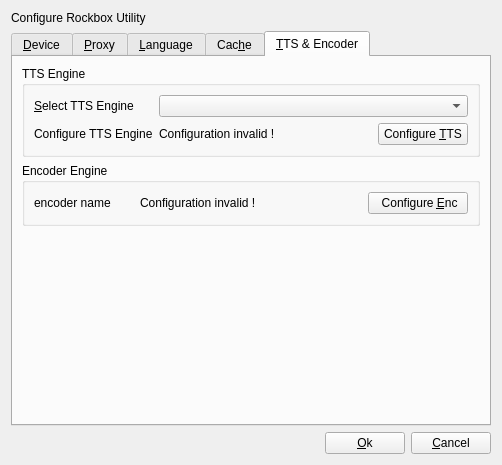
First picture: the form in rbutil/rbutilqt/configurefrm.ui, repository Rockbox-Chinese-Community/Rockbox-RCC, before the edit.
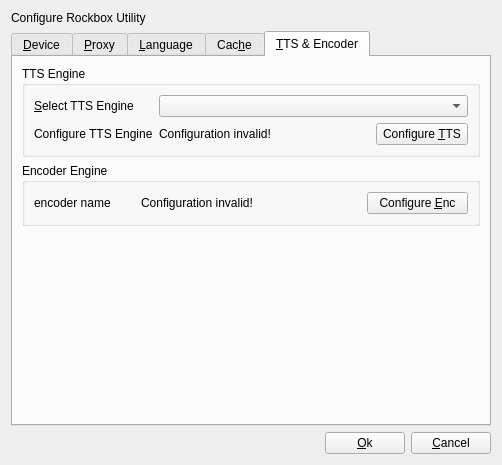
Second picture: the form after the edit. The open tabs and pages were chosen to show the change. Icons and pictures are not drawn.

Commit message: Remove some stray blanks from source strings.

Patch:
```diff
--- a/rbutil/rbutilqt/configurefrm.ui
+++ b/rbutil/rbutilqt/configurefrm.ui
@@ -437,7 +437,7 @@
           <item row="1" column="1" >
            <widget class="QLabel" name="configTTSstatus" >
             <property name="text" >
-             <string>Configuration invalid !</string>
+             <string>Configuration invalid!</string>
             </property>
            </widget>
           </item>
@@ -474,7 +474,7 @@
           <item row="0" column="1" >
            <widget class="QLabel" name="configEncstatus" >
             <property name="text" >
-             <string>Configuration invalid !</string>
+             <string>Configuration invalid!</string>
             </property>
            </widget>
           </item>
@@ -491,7 +491,7 @@
           <item row="0" column="3" >
            <widget class="QPushButton" name="configEncoder" >
             <property name="text" >
-             <string> Configure &amp;Enc</string>
+             <string>Configure &amp;Enc</string>
             </property>
             <property name="icon" >
              <iconset resource="rbutilqt.qrc" >
```
